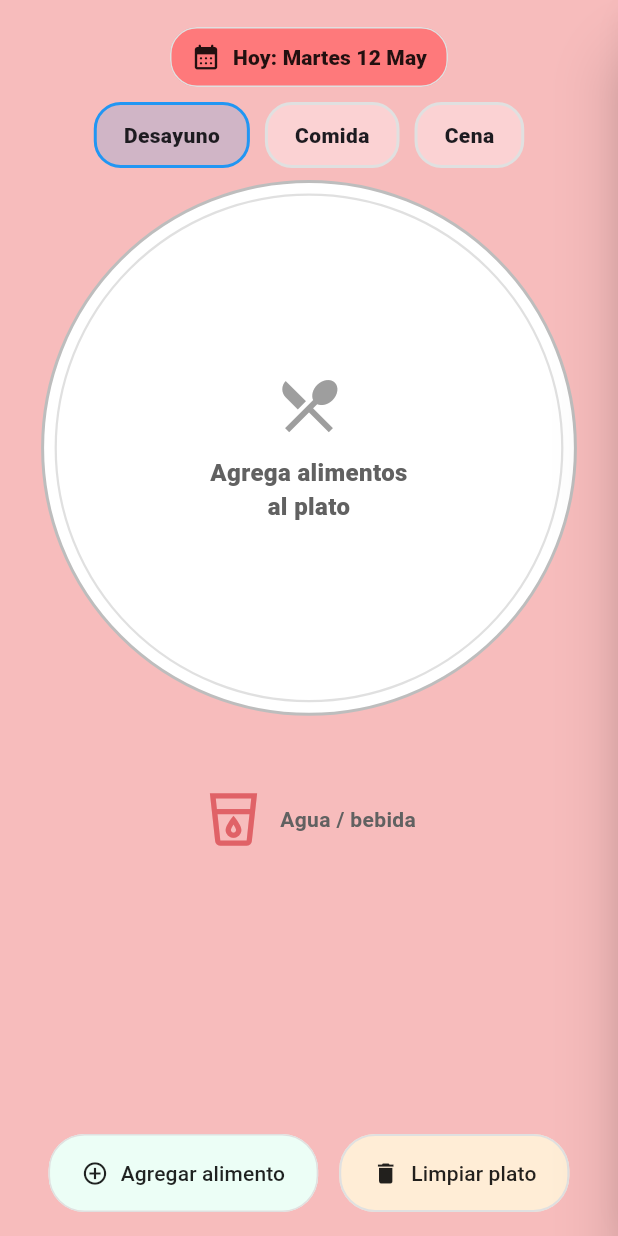
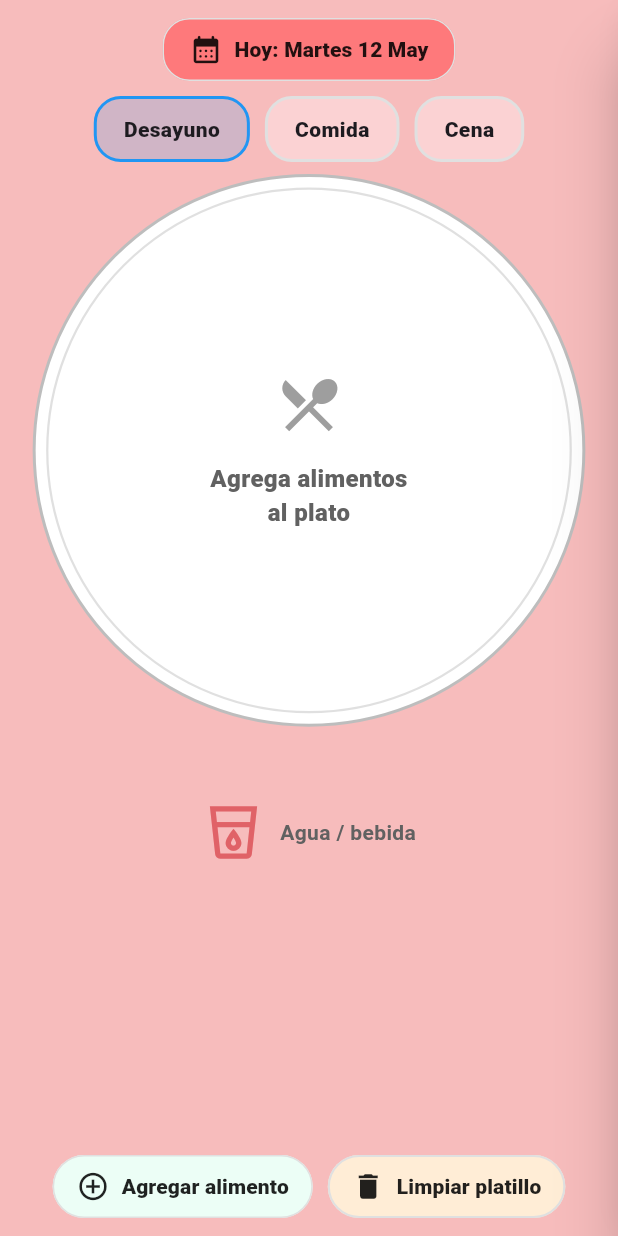
Before and after one commit to ErickLerm/Bitacora-nutricional-HIC, a Flutter app: the ComidaScreen screen opened directly, on a phone screen of 412 x 824 dp. Run offline on Flutter 3.47's test engine with Material 3 defaults, Android fonts, the light colour scheme and no system bars; our stand-ins replace hive, hive_flutter, package_info_plus, pdf, printing; missing offline and left inert: dart:html, universal_html; accounts and stored records are empty.

Commit message:
Ajustes a  pantalla comida para que sea responsiva

```diff
--- a/lib/screens/comida_screen.dart
+++ b/lib/screens/comida_screen.dart
@@ -487,23 +487,39 @@ class _ComidaScreenState extends State<ComidaScreen> {
     return mes[0].toUpperCase() + mes.substring(1);
   }
 
-  Widget _buildControlesPorFecha() {
+  Widget _buildControlesPorFecha({required bool compacto}) {
+    final double fontFecha = compacto ? 11.0 : 14.0;
+    final double fontBoton = compacto ? 11.0 : 14.0;
+    final double paddingXBoton = compacto ? 8.0 : 18.0;
+    final double paddingYBoton = compacto ? 6.0 : 10.0;
+    final double espacioWrap = compacto ? 6.0 : 10.0;
+    final double iconSize = compacto ? 16.0 : 22.0;
+    final double spacerunning = compacto ? 4.0 : 8.0;
+
     return Column(
       children: [
         Center(
           child: TextButton.icon(
             onPressed: _seleccionarFecha,
-            icon: const Icon(Icons.calendar_month_rounded, size: 20),
+            icon: Icon(Icons.calendar_month_rounded, size: iconSize),
             label: Text(
               _esHoy(fechaSeleccionada)
                   ? 'Hoy: ${_nombreDia(fechaSeleccionada)} ${fechaSeleccionada.day} ${_mesCorto(fechaSeleccionada)}'
                   : '${_nombreDia(fechaSeleccionada)} ${fechaSeleccionada.day} ${_mesCorto(fechaSeleccionada)}',
-              style: const TextStyle(fontWeight: FontWeight.w900, fontSize: 14),
+              style: TextStyle(
+                fontWeight: FontWeight.w900,
+                fontSize: fontFecha,
+              ),
             ),
             style: TextButton.styleFrom(
               foregroundColor: Colors.black87,
               backgroundColor: AppColors.primary,
-              padding: const EdgeInsets.symmetric(horizontal: 14, vertical: 8),
+              padding: EdgeInsets.symmetric(
+                horizontal: paddingXBoton,
+                vertical: paddingYBoton,
+              ),
+              tapTargetSize: MaterialTapTargetSize.shrinkWrap,
+              minimumSize: const Size(0, 36),
               shape: RoundedRectangleBorder(
                 borderRadius: BorderRadius.circular(18),
                 side: BorderSide(color: Colors.grey.shade300),
@@ -512,12 +528,12 @@ class _ComidaScreenState extends State<ComidaScreen> {
           ),
         ),
 
-        const SizedBox(height: 6),
+        SizedBox(height: espacioWrap),
 
         Wrap(
           alignment: WrapAlignment.center,
-          spacing: 10,
-          runSpacing: 8,
+          spacing: espacioWrap,
+          runSpacing: spacerunning,
           children: tiposComida.map((tipoComida) {
             final estado = _estadoComida(tipoComida);
             final seleccionado = tipoComidaSeleccionado == tipoComida;
@@ -531,9 +547,9 @@ class _ComidaScreenState extends State<ComidaScreen> {
             return GestureDetector(
               onTap: () => _cambiarTipoComida(tipoComida),
               child: Container(
-                padding: const EdgeInsets.symmetric(
-                  horizontal: 18,
-                  vertical: 10,
+                padding: EdgeInsets.symmetric(
+                  horizontal: paddingXBoton,
+                  vertical: paddingYBoton,
                 ),
                 decoration: BoxDecoration(
                   color: seleccionado
@@ -547,9 +563,9 @@ class _ComidaScreenState extends State<ComidaScreen> {
                 ),
                 child: Text(
                   tipoComida,
-                  style: const TextStyle(
+                  style: TextStyle(
                     fontWeight: FontWeight.w800,
-                    fontSize: 14,
+                    fontSize: fontBoton,
                   ),
                 ),
               ),
@@ -564,8 +580,15 @@ class _ComidaScreenState extends State<ComidaScreen> {
   Widget build(BuildContext context) {
     final tamanoPantalla = MediaQuery.of(context).size;
     final bool esTablet = tamanoPantalla.width >= 700;
-    final double anchoPanel = esTablet ? 390.0 : tamanoPantalla.width * 0.82;
-
+    final double anchoPanel = esTablet ? 450.0 : tamanoPantalla.width * 0.82;
+    final bool celularCompacto =
+        tamanoPantalla.shortestSide < 390 || tamanoPantalla.height < 700;
+    final double paddingHorizontalPantalla = celularCompacto ? 4.0 : 10.0;
+    final double paddingVerticalPantalla = celularCompacto ? 4.0 : 12.0;
+    final double espacioControlesPlato = celularCompacto ? 4.0 : 8.0;
+    final double espacioPlatoAcciones = celularCompacto ? 3.0 : 8.0;
+    print('WIDTH: ${tamanoPantalla.width}');
+    print('HEIGHT: ${tamanoPantalla.height}');
     return Scaffold(
       resizeToAvoidBottomInset: false,
       body: SafeArea(
@@ -575,14 +598,19 @@ class _ComidaScreenState extends State<ComidaScreen> {
               onTap: _cerrarPanel,
               behavior: HitTestBehavior.opaque,
               child: Padding(
-                padding: const EdgeInsets.fromLTRB(16, 14, 16, 16),
+                padding: EdgeInsets.fromLTRB(
+                  paddingHorizontalPantalla,
+                  paddingVerticalPantalla,
+                  paddingHorizontalPantalla,
+                  paddingVerticalPantalla,
+                ),
                 child: Center(
                   child: ConstrainedBox(
-                    constraints: const BoxConstraints(maxWidth: 960),
+                    constraints: const BoxConstraints(maxWidth: 1200),
                     child: Column(
                       children: [
-                        _buildControlesPorFecha(),
-                        const SizedBox(height: 8),
+                        _buildControlesPorFecha(compacto: celularCompacto),
+                        SizedBox(height: espacioControlesPlato),
                         Expanded(
                           child: LayoutBuilder(
                             builder: (context, constraints) {
@@ -594,30 +622,6 @@ class _ComidaScreenState extends State<ComidaScreen> {
                                       plataforma == TargetPlatform.macOS ||
                                       plataforma == TargetPlatform.linux);
 
-                              final bool ventanaDeEscritorioMuyPequena =
-                                  constraints.maxWidth < 300 ||
-                                  constraints.maxHeight < 300;
-
-                              if (esWebEnEscritorio &&
-                                  ventanaDeEscritorioMuyPequena) {
-                                return Center(
-                                  child: Container(
-                                    padding: const EdgeInsets.symmetric(
-                                      horizontal: 22,
-                                      vertical: 18,
-                                    ),
-
-                                    child: const Text(
-                                      'Ajusta tu pantalla',
-                                      style: TextStyle(
-                                        fontSize: 17,
-                                        color: Colors.red,
-                                        fontWeight: FontWeight.w900,
-                                      ),
-                                    ),
-                                  ),
-                                );
-                              }
                               final double anchoMaximoTarjeta =
                                   constraints.maxWidth;
                               final double altoDisponible =
@@ -629,10 +633,12 @@ class _ComidaScreenState extends State<ComidaScreen> {
 
                               final double tamanoZonaBebida = pantallaHorizontal
                                   ? math.min(altoDisponible * 0.85, 260.0)
-                                  : math.max(120.0, altoDisponible * 0.20);
+                                  : altoDisponible *
+                                        (celularCompacto ? 0.24 : 0.20);
 
                               final double espacioEntrePlatoYBebida =
                                   pantallaHorizontal ? 0.0 : 6.0;
+
                               final double margenSeguridad = 8.0;
 
                               final double altoDisponibleParaPlato =
@@ -648,12 +654,51 @@ class _ComidaScreenState extends State<ComidaScreen> {
                                   ? anchoMaximoTarjeta * 0.62
                                   : anchoMaximoTarjeta * 0.94;
 
-                              final double tamanoPlato = math
-                                  .min(
-                                    anchoDisponibleParaPlato,
-                                    altoDisponibleParaPlato,
-                                  )
-                                  .clamp(230.0, esTablet ? 600.0 : 480.0);
+                              final double tamanoPlatoBase = math.min(
+                                anchoDisponibleParaPlato,
+                                altoDisponibleParaPlato,
+                              );
+
+                              final double tamanoMinimoPlato = celularCompacto
+                                  ? altoDisponible * 0.68
+                                  : 230.0;
+
+                              final double tamanoPlato = tamanoPlatoBase.clamp(
+                                tamanoMinimoPlato,
+                                esTablet ? 600.0 : 480.0,
+                              );
+
+                              final double altoNecesario = pantallaHorizontal
+                                  ? tamanoPlato + margenSeguridad
+                                  : tamanoPlato +
+                                        tamanoZonaBebida +
+                                        espacioEntrePlatoYBebida +
+                                        margenSeguridad;
+
+                              final bool mostrarAjustaPantalla =
+                                  esWebEnEscritorio &&
+                                  altoDisponible < altoNecesario;
+
+                              if (mostrarAjustaPantalla) {
+                                return Center(
+                                  child: Container(
+                                    padding: const EdgeInsets.symmetric(
+                                      horizontal: 22,
+                                      vertical: 18,
+                                    ),
+                                    child: const Text(
+                                      'Ajusta tu pantalla',
+                                      textAlign: TextAlign.center,
+                                      style: TextStyle(
+                                        fontSize: 32,
+                                        color: Colors.red,
+                                        fontWeight: FontWeight.w900,
+                                      ),
+                                    ),
+                                  ),
+                                );
+                              }
+
                               return TarjetaPlatoBebida(
                                 tamanoPlato: tamanoPlato,
                                 tamanoZonaBebida: tamanoZonaBebida,
@@ -726,8 +771,9 @@ class _ComidaScreenState extends State<ComidaScreen> {
                             },
                           ),
                         ),
-                        const SizedBox(height: 5),
+                        SizedBox(height: espacioPlatoAcciones),
                         AccionesComida(
+                          compacto: celularCompacto,
                           alAgregarAlimento: _abrirPanel,
                           alEliminarAlimento: _limpiarPlatilloActual,
                         ),
--- a/lib/widgets/widgets_comida/acciones_comida.dart
+++ b/lib/widgets/widgets_comida/acciones_comida.dart
@@ -1,63 +1,74 @@
 import 'package:app_pvvc/theme/app_colors.dart';
 import 'package:flutter/material.dart';
 
-class AccionesComida extends StatelessWidget{
+class AccionesComida extends StatelessWidget {
   final VoidCallback alAgregarAlimento;
   final VoidCallback alEliminarAlimento;
+  final bool compacto;
 
   const AccionesComida({
     super.key,
+    this.compacto = false,
     required this.alAgregarAlimento,
     required this.alEliminarAlimento,
   });
 
   @override
-  Widget build(BuildContext context){
+  Widget build(BuildContext context) {
+    final double fontSize = compacto ? 11.0 : 14.0;
+    final double iconSize = compacto ? 16.0 : 22.0;
+    final double paddingHorizontal = compacto ? 8.0 : 16.0;
+    final double paddingVertical = compacto ? 6.0 : 10.0;
+    final double espacio = compacto ? 6.0 : 10.0;
+
     return Wrap(
       alignment: WrapAlignment.center,
-      spacing: 14,
-      runSpacing: 12,
+      spacing: espacio,
+      runSpacing: espacio,
       children: [
         ElevatedButton.icon(
           onPressed: alAgregarAlimento,
-          icon: const Icon(Icons.add_circle_outline),
-          label: const Text('Agregar alimento'),
+          icon: Icon(Icons.add_circle_outline, size: iconSize),
+          label: Text(
+            'Agregar alimento',
+            style: TextStyle(fontSize: fontSize, fontWeight: FontWeight.w800),
+          ),
           style: ElevatedButton.styleFrom(
             backgroundColor: AppColors.g1,
-            foregroundColor:  Colors.black87,
+            foregroundColor: Colors.black87,
             elevation: 0,
-            padding: const EdgeInsets.symmetric(
-              horizontal: 22,
-              vertical: 16,
+            padding: EdgeInsets.symmetric(
+              horizontal: paddingHorizontal,
+              vertical: paddingVertical,
             ),
             shape: RoundedRectangleBorder(
               borderRadius: BorderRadius.circular(24),
-              side: BorderSide(
-                color: Colors.grey.shade300
-              ),
-            )
-          ).copyWith(
-            elevation: WidgetStateProperty.all(0),
-          ),
+              side: BorderSide(color: Colors.grey.shade300),
+            ),
+            tapTargetSize: MaterialTapTargetSize.shrinkWrap,
+            minimumSize: Size(0, 36),
+          ).copyWith(elevation: WidgetStateProperty.all(0)),
         ),
         OutlinedButton.icon(
           onPressed: alEliminarAlimento,
-          icon: const Icon(Icons.delete),
-          label: const Text('Limpiar plato'),
+          icon: Icon(Icons.delete, size: iconSize),
+          label: Text(
+            'Limpiar platillo',
+            style: TextStyle(fontSize: fontSize, fontWeight: FontWeight.w800),
+          ),
           style: OutlinedButton.styleFrom(
             foregroundColor: Colors.black87,
             backgroundColor: AppColors.g3,
-            padding: const EdgeInsets.symmetric(
-              horizontal: 22,
-              vertical: 16
+            padding: EdgeInsets.symmetric(
+              horizontal: paddingHorizontal,
+              vertical: paddingVertical,
             ),
             shape: RoundedRectangleBorder(
               borderRadius: BorderRadius.circular(24),
             ),
-            side: BorderSide(
-              color: Colors.grey.shade300,
-              width: 1.4,
-            ),
+            side: BorderSide(color: Colors.grey.shade300, width: 1.4),
+            tapTargetSize: MaterialTapTargetSize.shrinkWrap,
+            minimumSize: Size(0, 38),
           ),
         ),
       ],
--- a/lib/widgets/widgets_comida/tarjeta_plato_bebida.dart
+++ b/lib/widgets/widgets_comida/tarjeta_plato_bebida.dart
@@ -181,8 +181,11 @@ class TarjetaPlatoBebida extends StatelessWidget {
             : math.min(anchoDisponible * 0.92, 360.0);
 
         final double tamanoItemBebida = math.min(
-          esTablet ? 148.0 : 114.0,
-          math.min(tamanoZonaBebida * 0.92, tamanoItemPlato * 1.18),
+          esTablet ? 148.0 : 120.0,
+          math.max(
+            tamanoItemPlato,
+            math.min(tamanoZonaBebida * 0.92, tamanoItemPlato * 1.18),
+          ),
         );
 
         return SizedBox.expand(
@@ -230,6 +233,10 @@ class TarjetaPlatoBebida extends StatelessWidget {
     required double tamanoPlatoSeguro,
     required double tamanoItemPlato,
   }) {
+    final double fontTextoPlato = math.max(
+      10.0,
+      math.min(esTablet ? 18.0 : 16.0, tamanoPlatoSeguro * 0.075),
+    );
     return DragTarget<Alimento>(
       onWillAcceptWithDetails: (details) {
         final alimento = details.data;
@@ -306,12 +313,15 @@ class TarjetaPlatoBebida extends StatelessWidget {
             ),
 
             if (indiceItemArrastrandose != null && seArrastraFueraDelPlato)
-              const Positioned.fill(
+              Positioned.fill(
                 child: IgnorePointer(
                   child: Center(
                     child: Icon(
                       Icons.delete_forever_outlined,
-                      size: 48,
+                      size: math.min(
+                        esTablet ? 56.0 : 48.0,
+                        tamanoPlatoSeguro * 0.25,
+                      ),
                       color: Colors.white,
                     ),
                   ),
@@ -324,17 +334,22 @@ class TarjetaPlatoBebida extends StatelessWidget {
                 children: [
                   Icon(
                     Icons.restaurant_menu,
-                    size: esTablet ? 56 : 46,
+                    size: math.min(
+                      esTablet ? 56.0 : 46.0,
+                      tamanoPlatoSeguro * 0.25,
+                    ),
                     color: Colors.grey.shade500,
                   ),
-                  const SizedBox(height: 10),
+                  SizedBox(height: tamanoPlatoSeguro * 0.04),
                   Text(
                     estaEncima
                         ? 'Suelta aquí el alimento'
                         : 'Agrega alimentos\nal plato',
                     textAlign: TextAlign.center,
+                    maxLines: 2,
+                    overflow: TextOverflow.ellipsis,
                     style: TextStyle(
-                      fontSize: esTablet ? 18 : 16,
+                      fontSize: fontTextoPlato,
                       fontWeight: FontWeight.w800,
                       color: Colors.grey.shade700,
                     ),
@@ -408,6 +423,10 @@ class TarjetaPlatoBebida extends StatelessWidget {
     required double altoZona,
     required double tamanoItemBebida,
   }) {
+    final double fontTextoBebida = math.max(
+      10.0,
+      math.min(esTablet ? 16.0 : 14.0, anchoZona * 0.08),
+    );
     return DragTarget<Alimento>(
       onWillAcceptWithDetails: (details) {
         final alimento = details.data;
@@ -453,12 +472,12 @@ class TarjetaPlatoBebida extends StatelessWidget {
             ),
 
             if (seArrastraBebidaFuera)
-              const Positioned.fill(
+              Positioned.fill(
                 child: IgnorePointer(
                   child: Center(
                     child: Icon(
                       Icons.delete_forever_outlined,
-                      size: 40,
+                      size: math.min(esTablet ? 52.0 : 42.0, anchoZona * 0.55),
                       color: Colors.white,
                     ),
                   ),
@@ -472,19 +491,20 @@ class TarjetaPlatoBebida extends StatelessWidget {
                   children: [
                     Icon(
                       Icons.local_drink_outlined,
-                      size: esTablet ? 52 : 42,
+                      size: math.min(esTablet ? 52.0 : 42.0, anchoZona * 0.25),
                       color: colorTemaOscuro,
                     ),
                     const SizedBox(width: 10),
                     Flexible(
                       child: Text(
                         'Agua / bebida',
+                        maxLines: 1,
+                        overflow: TextOverflow.ellipsis,
                         style: TextStyle(
                           color: Colors.grey.shade700,
                           fontWeight: FontWeight.w700,
-                          fontSize: esTablet ? 16 : 14,
+                          fontSize: fontTextoBebida,
                         ),
-                        overflow: TextOverflow.ellipsis,
                       ),
                     ),
                   ],
```
Also changed, not shown: 1 other file.
